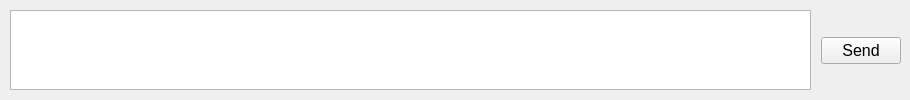
KyrylSydorov/CoolChat, file GUIClient/Chat/InputWidget.ui: the form before one commit.
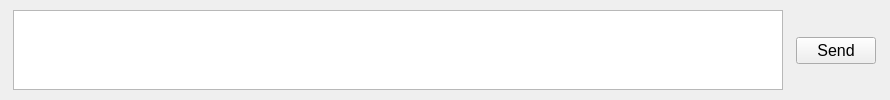
The form after the commit.

Commit message: Add layout for dialogs

Patch:
```diff
--- a/GUIClient/Chat/InputWidget.ui
+++ b/GUIClient/Chat/InputWidget.ui
@@ -6,7 +6,7 @@
    <rect>
     <x>0</x>
     <y>0</y>
-    <width>910</width>
+    <width>890</width>
     <height>100</height>
    </rect>
   </property>
@@ -30,7 +30,7 @@
     <rect>
      <x>0</x>
      <y>0</y>
-     <width>911</width>
+     <width>891</width>
      <height>101</height>
     </rect>
    </property>
@@ -63,13 +63,13 @@
       </property>
       <property name="minimumSize">
        <size>
-        <width>800</width>
+        <width>770</width>
         <height>80</height>
        </size>
       </property>
       <property name="maximumSize">
        <size>
-        <width>1000</width>
+        <width>770</width>
         <height>80</height>
        </size>
       </property>
@@ -91,6 +91,18 @@
         <verstretch>0</verstretch>
        </sizepolicy>
       </property>
+      <property name="minimumSize">
+       <size>
+        <width>80</width>
+        <height>0</height>
+       </size>
+      </property>
+      <property name="maximumSize">
+       <size>
+        <width>80</width>
+        <height>16777215</height>
+       </size>
+      </property>
       <property name="font">
        <font>
         <pointsize>12</pointsize>
```
The commit also changes 6 other files.
